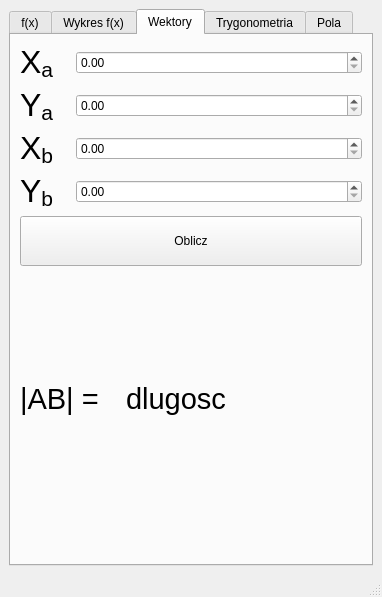
Above: mainwindow.ui from miwierzbicki/pwr-calc before the change. Below: the same form after it.
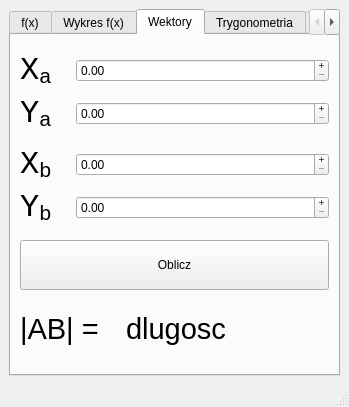
That is the form after the change. The open tabs and pages were chosen to show the change. Custom widgets are drawn as their Qt base class.

Patch:
```diff
--- a/mainwindow.ui
+++ b/mainwindow.ui
@@ -6,8 +6,8 @@
    <rect>
     <x>0</x>
     <y>0</y>
-    <width>382</width>
-    <height>597</height>
+    <width>349</width>
+    <height>407</height>
    </rect>
   </property>
   <property name="windowTitle">
@@ -53,13 +53,29 @@
                 <height>16777215</height>
                </size>
               </property>
+              <property name="font">
+               <font>
+                <family>Consolas</family>
+                <pointsize>16</pointsize>
+               </font>
+              </property>
               <property name="text">
                <string>&lt;html&gt;&lt;head/&gt;&lt;body&gt;&lt;p&gt;&lt;span style=&quot; font-size:24pt;&quot;&gt;X&lt;/span&gt;&lt;span style=&quot; font-size:24pt; vertical-align:sub;&quot;&gt;a&lt;/span&gt;&lt;/p&gt;&lt;/body&gt;&lt;/html&gt;</string>
               </property>
              </widget>
             </item>
             <item>
-             <widget class="QDoubleSpinBox" name="spinBoxXa"/>
+             <widget class="QDoubleSpinBox" name="spinBoxXa">
+              <property name="buttonSymbols">
+               <enum>QAbstractSpinBox::PlusMinus</enum>
+              </property>
+              <property name="decimals">
+               <number>2</number>
+              </property>
+              <property name="maximum">
+               <double>999.990000000000009</double>
+              </property>
+             </widget>
             </item>
            </layout>
           </item>
@@ -73,13 +89,26 @@
                 <height>16777215</height>
                </size>
               </property>
+              <property name="font">
+               <font>
+                <family>Consolas</family>
+                <pointsize>16</pointsize>
+               </font>
+              </property>
               <property name="text">
                <string>&lt;html&gt;&lt;head/&gt;&lt;body&gt;&lt;p&gt;&lt;span style=&quot; font-size:24pt;&quot;&gt;Y&lt;/span&gt;&lt;span style=&quot; font-size:24pt; vertical-align:sub;&quot;&gt;a&lt;/span&gt;&lt;/p&gt;&lt;/body&gt;&lt;/html&gt;</string>
               </property>
              </widget>
             </item>
             <item>
-             <widget class="QDoubleSpinBox" name="spinBoxYa"/>
+             <widget class="QDoubleSpinBox" name="spinBoxYa">
+              <property name="buttonSymbols">
+               <enum>QAbstractSpinBox::PlusMinus</enum>
+              </property>
+              <property name="maximum">
+               <double>999.990000000000009</double>
+              </property>
+             </widget>
             </item>
            </layout>
           </item>
@@ -97,13 +126,26 @@
                 <height>16777215</height>
                </size>
               </property>
+              <property name="font">
+               <font>
+                <family>Consolas</family>
+                <pointsize>16</pointsize>
+               </font>
+              </property>
               <property name="text">
                <string>&lt;html&gt;&lt;head/&gt;&lt;body&gt;&lt;p&gt;&lt;span style=&quot; font-size:24pt;&quot;&gt;X&lt;/span&gt;&lt;span style=&quot; font-size:24pt; vertical-align:sub;&quot;&gt;b&lt;/span&gt;&lt;/p&gt;&lt;/body&gt;&lt;/html&gt;</string>
               </property>
              </widget>
             </item>
             <item>
-             <widget class="QDoubleSpinBox" name="spinBoxXb"/>
+             <widget class="QDoubleSpinBox" name="spinBoxXb">
+              <property name="buttonSymbols">
+               <enum>QAbstractSpinBox::PlusMinus</enum>
+              </property>
+              <property name="maximum">
+               <double>999.990000000000009</double>
+              </property>
+             </widget>
             </item>
            </layout>
           </item>
@@ -117,13 +159,29 @@
                 <height>16777215</height>
                </size>
               </property>
+              <property name="font">
+               <font>
+                <family>Consolas</family>
+                <pointsize>16</pointsize>
+               </font>
+              </property>
               <property name="text">
                <string>&lt;html&gt;&lt;head/&gt;&lt;body&gt;&lt;p&gt;&lt;span style=&quot; font-size:24pt;&quot;&gt;Y&lt;/span&gt;&lt;span style=&quot; font-size:24pt; vertical-align:sub;&quot;&gt;b&lt;/span&gt;&lt;/p&gt;&lt;/body&gt;&lt;/html&gt;</string>
               </property>
              </widget>
             </item>
             <item>
-             <widget class="QDoubleSpinBox" name="spinBoxYb"/>
+             <widget class="QDoubleSpinBox" name="spinBoxYb">
+              <property name="buttonSymbols">
+               <enum>QAbstractSpinBox::PlusMinus</enum>
+              </property>
+              <property name="showGroupSeparator" stdset="0">
+               <bool>false</bool>
+              </property>
+              <property name="maximum">
+               <double>999.990000000000009</double>
+              </property>
+             </widget>
             </item>
            </layout>
           </item>
@@ -155,16 +213,31 @@
             <property name="maximumSize">
              <size>
               <width>100</width>
-              <height>16777215</height>
+              <height>50</height>
              </size>
             </property>
             <property name="text">
-             <string>&lt;html&gt;&lt;head/&gt;&lt;body&gt;&lt;p&gt;&lt;span style=&quot; font-size:22pt;&quot;&gt;|AB| = &lt;/span&gt;&lt;/p&gt;&lt;/body&gt;&lt;/html&gt;</string>
+             <string>&lt;!DOCTYPE HTML PUBLIC &quot;-//W3C//DTD HTML 4.0//EN&quot; &quot;http://www.w3.org/TR/REC-html40/strict.dtd&quot;&gt;
+&lt;html&gt;&lt;head&gt;&lt;meta name=&quot;qrichtext&quot; content=&quot;1&quot; /&gt;&lt;style type=&quot;text/css&quot;&gt;
+p, li { white-space: pre-wrap; }
+&lt;/style&gt;&lt;/head&gt;&lt;body style=&quot; font-family:'MS Shell Dlg 2'; font-size:8pt; font-weight:400; font-style:normal;&quot;&gt;
+&lt;p style=&quot; margin-top:12px; margin-bottom:12px; margin-left:0px; margin-right:0px; -qt-block-indent:0; text-indent:0px;&quot;&gt;&lt;span style=&quot; font-size:22pt;&quot;&gt;|AB| = &lt;/span&gt;&lt;/p&gt;&lt;/body&gt;&lt;/html&gt;</string>
             </property>
            </widget>
           </item>
           <item>
            <widget class="QLabel" name="labelVectorLength">
+            <property name="maximumSize">
+             <size>
+              <width>16777215</width>
+              <height>50</height>
+             </size>
+            </property>
+            <property name="font">
+             <font>
+              <pointsize>22</pointsize>
+             </font>
+            </property>
             <property name="text">
              <string>&lt;html&gt;&lt;head/&gt;&lt;body&gt;&lt;p&gt;&lt;span style=&quot; font-size:22pt;&quot;&gt;dlugosc&lt;/span&gt;&lt;/p&gt;&lt;/body&gt;&lt;/html&gt;</string>
             </property>
@@ -200,6 +273,14 @@
   </widget>
   <widget class="QStatusBar" name="statusbar"/>
  </widget>
+ <customwidgets>
+  <customwidget>
+   <class>QCustomPlot</class>
+   <extends>QWidget</extends>
+   <header>qcustomplot.h</header>
+   <container>1</container>
+  </customwidget>
+ </customwidgets>
  <resources/>
  <connections/>
 </ui>
```
Left out of the diff: 23 changed lines with no effect on the pictures.
